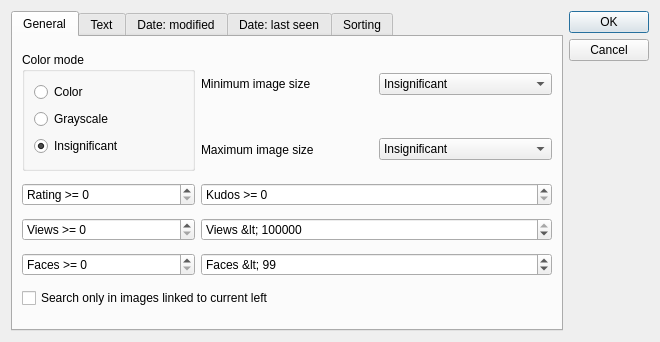
Qt form milla-view/searchform.ui (matrixsmaster/MILLA) before a commit.
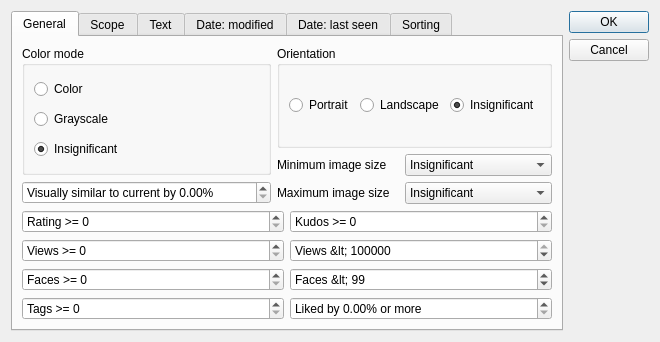
The same form after that commit. Icons and pictures are not drawn.

Commit message: Added new search options.

What changed in the file:
```diff
--- a/milla-view/searchform.ui
+++ b/milla-view/searchform.ui
@@ -31,7 +31,11 @@
        <string>General</string>
       </attribute>
       <layout class="QGridLayout" name="gridLayout">
-       <item row="0" column="0" rowspan="2">
+       <item row="0" column="0" colspan="2">
+        <layout class="QHBoxLayout" name="horizontalLayout_4">
+         <item>
+          <layout class="QVBoxLayout" name="verticalLayout_6">
+           <item>
         <widget class="QGroupBox" name="groupBox">
          <property name="title">
           <string>Color mode</string>
@@ -64,14 +68,66 @@
          </layout>
         </widget>
        </item>
-       <item row="0" column="1">
+           <item>
+            <widget class="QDoubleSpinBox" name="doubleSpinBox_2">
+             <property name="prefix">
+              <string>Visually similar to current by </string>
+             </property>
+             <property name="suffix">
+              <string>%</string>
+             </property>
+             <property name="singleStep">
+              <double>0.500000000000000</double>
+             </property>
+            </widget>
+           </item>
+          </layout>
+         </item>
+         <item>
+          <layout class="QVBoxLayout" name="verticalLayout_4">
+           <item>
+            <widget class="QGroupBox" name="groupBox_3">
+             <property name="title">
+              <string>Orientation</string>
+             </property>
+             <layout class="QHBoxLayout" name="horizontalLayout_5">
+              <item>
+               <widget class="QRadioButton" name="radioButton_11">
+                <property name="text">
+                 <string>Portrait</string>
+                </property>
+               </widget>
+              </item>
+              <item>
+               <widget class="QRadioButton" name="radioButton_12">
+                <property name="text">
+                 <string>Landscape</string>
+                </property>
+               </widget>
+              </item>
+              <item>
+               <widget class="QRadioButton" name="radioButton_13">
+                <property name="text">
+                 <string>Insignificant</string>
+                </property>
+                <property name="checked">
+                 <bool>true</bool>
+                </property>
+               </widget>
+              </item>
+             </layout>
+            </widget>
+           </item>
+           <item>
+            <layout class="QHBoxLayout" name="horizontalLayout_2">
+             <item>
         <widget class="QLabel" name="label_3">
          <property name="text">
           <string>Minimum image size</string>
          </property>
         </widget>
        </item>
-       <item row="0" column="2">
+             <item>
         <widget class="QComboBox" name="comboBox">
          <item>
           <property name="text">
@@ -150,14 +206,18 @@
          </item>
         </widget>
        </item>
-       <item row="1" column="1">
+            </layout>
+           </item>
+           <item>
+            <layout class="QHBoxLayout" name="horizontalLayout_3">
+             <item>
         <widget class="QLabel" name="label_4">
          <property name="text">
           <string>Maximum image size</string>
          </property>
         </widget>
        </item>
-       <item row="1" column="2">
+             <item>
         <widget class="QComboBox" name="comboBox_2">
          <item>
           <property name="text">
@@ -236,7 +296,13 @@
          </item>
         </widget>
        </item>
-       <item row="2" column="0">
+            </layout>
+           </item>
+          </layout>
+         </item>
+        </layout>
+       </item>
+       <item row="1" column="0">
         <widget class="QSpinBox" name="spinBox">
          <property name="prefix">
           <string>Rating &gt;= </string>
@@ -252,7 +318,7 @@
          </property>
         </widget>
        </item>
-       <item row="2" column="1" colspan="2">
+       <item row="1" column="1">
         <widget class="QSpinBox" name="spinBox_5">
          <property name="prefix">
           <string>Kudos &gt;= </string>
@@ -262,7 +328,7 @@
          </property>
         </widget>
        </item>
-       <item row="3" column="0">
+       <item row="2" column="0">
         <widget class="QSpinBox" name="spinBox_2">
          <property name="prefix">
           <string>Views &gt;= </string>
@@ -272,7 +338,7 @@
          </property>
         </widget>
        </item>
-       <item row="3" column="1" colspan="2">
+       <item row="2" column="1">
         <widget class="QSpinBox" name="spinBox_6">
          <property name="prefix">
           <string>Views &lt; </string>
@@ -288,21 +354,14 @@
          </property>
         </widget>
        </item>
-       <item row="4" column="0">
+       <item row="3" column="0">
         <widget class="QSpinBox" name="spinBox_3">
          <property name="prefix">
           <string>Faces &gt;= </string>
          </property>
         </widget>
        </item>
-       <item row="5" column="0" colspan="3">
-        <widget class="QCheckBox" name="checkBox_2">
-         <property name="text">
-          <string>Search only in images linked to current left</string>
-         </property>
-        </widget>
-       </item>
-       <item row="4" column="1" colspan="2">
+       <item row="3" column="1">
         <widget class="QSpinBox" name="spinBox_4">
          <property name="prefix">
           <string>Faces &lt; </string>
@@ -315,6 +374,67 @@
          </property>
          <property name="value">
           <number>99</number>
+         </property>
+        </widget>
+       </item>
+       <item row="4" column="0">
+        <widget class="QSpinBox" name="spinBox_8">
+         <property name="prefix">
+          <string>Tags &gt;= </string>
+         </property>
+        </widget>
+       </item>
+       <item row="4" column="1">
+        <widget class="QDoubleSpinBox" name="doubleSpinBox">
+         <property name="prefix">
+          <string>Liked by </string>
+         </property>
+         <property name="suffix">
+          <string>% or more</string>
+         </property>
+         <property name="maximum">
+          <double>100.000000000000000</double>
+         </property>
+         <property name="singleStep">
+          <double>0.100000000000000</double>
+         </property>
+        </widget>
+       </item>
+      </layout>
+     </widget>
+     <widget class="QWidget" name="tab_6">
+      <attribute name="title">
+       <string>Scope</string>
+      </attribute>
+      <layout class="QVBoxLayout" name="verticalLayout_5">
+       <item>
+        <widget class="QRadioButton" name="radioButton_14">
+         <property name="text">
+          <string>New search</string>
+         </property>
+         <property name="checked">
+          <bool>true</bool>
+         </property>
+        </widget>
+       </item>
+       <item>
+        <widget class="QRadioButton" name="radioButton_15">
+         <property name="text">
+          <string>In found</string>
+         </property>
+        </widget>
+       </item>
+       <item>
+        <widget class="QRadioButton" name="radioButton_16">
+         <property name="text">
+          <string>In links</string>
+         </property>
+        </widget>
+       </item>
+       <item>
+        <widget class="QRadioButton" name="radioButton_17">
+         <property name="text">
+          <string>Continue</string>
          </property>
         </widget>
        </item>
```
Lines whose indentation alone changed are shown as unchanged. The commit also changes 9 other files.
